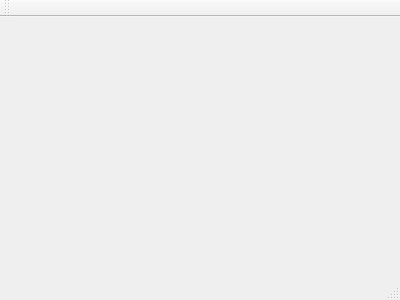
Arc-Project/Arc, file ArcApp/mainwindow.ui: the form before one commit.
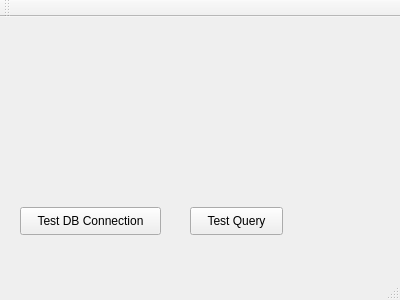
The form after the commit.

Commit message: created DatabaseManager class, able to establish connection and do simple queries

```diff
--- a/ArcApp/mainwindow.ui
+++ b/ArcApp/mainwindow.ui
@@ -12,13 +12,55 @@
   <property name="windowTitle" >
    <string>MainWindow</string>
   </property>
-  <widget class="QMenuBar" name="menuBar" />
-  <widget class="QToolBar" name="mainToolBar" />
-  <widget class="QWidget" name="centralWidget" />
-  <widget class="QStatusBar" name="statusBar" />
+  <widget class="QWidget" name="centralWidget">
+   <widget class="QPushButton" name="testDbConnBtn">
+    <property name="geometry">
+     <rect>
+      <x>20</x>
+      <y>190</y>
+      <width>141</width>
+      <height>28</height>
+     </rect>
+    </property>
+    <property name="text">
+     <string>Test DB Connection</string>
+    </property>
+   </widget>
+   <widget class="QPushButton" name="testQueryBtn">
+    <property name="geometry">
+     <rect>
+      <x>190</x>
+      <y>190</y>
+      <width>93</width>
+      <height>28</height>
+     </rect>
+    </property>
+    <property name="text">
+     <string>Test Query</string>
+    </property>
+   </widget>
+  </widget>
+  <widget class="QMenuBar" name="menuBar">
+   <property name="geometry">
+    <rect>
+     <x>0</x>
+     <y>0</y>
+     <width>400</width>
+     <height>21</height>
+    </rect>
+   </property>
+  </widget>
+  <widget class="QToolBar" name="mainToolBar">
+   <attribute name="toolBarArea">
+    <enum>TopToolBarArea</enum>
+   </attribute>
+   <attribute name="toolBarBreak">
+    <bool>false</bool>
+   </attribute>
+  </widget>
+  <widget class="QStatusBar" name="statusBar"/>
  </widget>
- <layoutDefault spacing="6" margin="11" />
- <pixmapfunction></pixmapfunction>
+ <layoutdefault spacing="6" margin="11"/>
  <resources/>
  <connections/>
 </ui>
```
Left out of the diff: 7 changed lines with no effect on the pictures. The commit also changes 8 other files.
